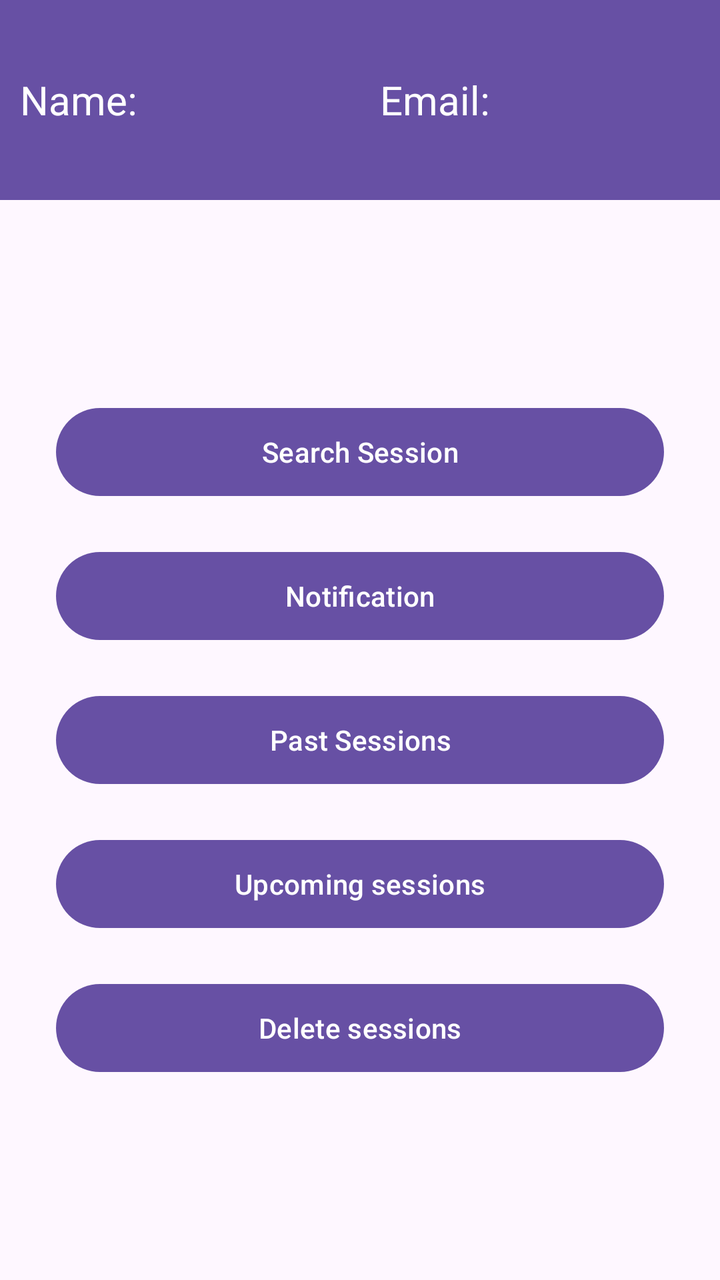
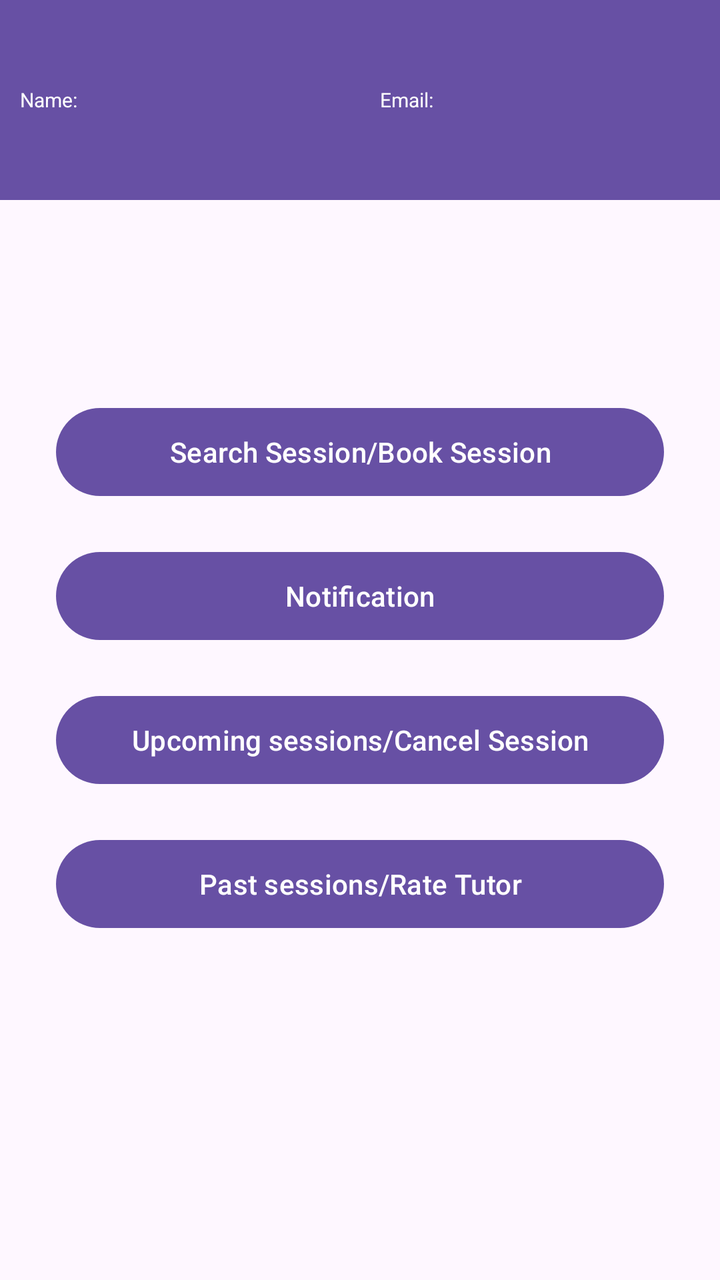

Compare the two renders of this Android layout. The source of the first and the diff that turns it into the second are given below.
<!-- AndroidManifest.xml: application theme Theme.Math_tutor_application -->
<!-- res/layout/div4_student_dashboard.xml -->
<?xml version="1.0" encoding="utf-8"?>
<androidx.constraintlayout.widget.ConstraintLayout xmlns:android="http://schemas.android.com/apk/res/android"
    xmlns:app="http://schemas.android.com/apk/res-auto"
    xmlns:tools="http://schemas.android.com/tools"
    android:id="@+id/main"
    android:layout_width="match_parent"
    android:layout_height="match_parent"
    tools:context=".div4.StudentDashboard">

    <LinearLayout
        android:layout_width="match_parent"
        android:layout_height="match_parent"
        app:layout_constraintEnd_toEndOf="parent"
        app:layout_constraintHorizontal_bias="0.551"
        app:layout_constraintStart_toStartOf="parent"
        app:layout_constraintTop_toTopOf="parent"
        app:layout_constraintVertical_bias="0.5"
        android:orientation="vertical"
        android:gravity="center_horizontal"
        android:layout_gravity="center_horizontal">

        <LinearLayout
            android:layout_width="match_parent"
            android:layout_height="100dp"
            android:orientation="horizontal"
            android:gravity="center_vertical"
            android:background="#6750A4">
            <TextView
                android:id="@+id/fullName"
                android:textColor="@color/white"
                android:layout_width="0dp"
                android:layout_weight="1"
                android:layout_height="wrap_content"
                android:text="Name:"
                android:textSize="20sp"
                android:gravity="start"
                android:padding = "10dp" />

            <TextView
                android:id="@+id/email"
                android:textColor="@color/white"
                android:layout_weight="1"
                android:layout_height="wrap_content"
                android:text="Email:"
                android:textSize="20sp"
                android:gravity="start"
                android:padding = "10dp"
                android:layout_width="0dp"/>


        </LinearLayout>

        <Button
            android:id="@+id/button"
            android:layout_width="304dp"
            android:layout_height="52dp"
            android:layout_marginTop="100dp"
            android:onClick="sessionRegistrationHandler"
            android:text="Search Session" />

        <Button
            android:id="@+id/button2"
            android:layout_width="304dp"
            android:layout_height="52dp"
            android:layout_marginTop="20dp"
            android:text="Notification" />

        <Button
            android:id="@+id/button3"
            android:layout_width="304dp"
            android:layout_height="52dp"
            android:layout_marginTop="20dp"
            android:text="Past Sessions" />

        <Button
            android:id="@+id/button4"
            android:layout_width="304dp"
            android:layout_height="52dp"
            android:layout_marginTop="20dp"
            android:text="Upcoming sessions" />

        <Button
            android:id="@+id/button5"
            android:layout_width="304dp"
            android:layout_height="52dp"
            android:layout_marginTop="20dp"
            android:text="Delete sessions" />



    </LinearLayout>



</androidx.constraintlayout.widget.ConstraintLayout>
<!-- resources referenced by this layout -->
<resources>
  <color name="white">#FFFFFFFF</color>
  <style name="Theme.Math_tutor_application" parent="Base.Theme.Math_tutor_application" />
  <style name="Base.Theme.Math_tutor_application" parent="Theme.Material3.DayNight.NoActionBar">
          
          
      </style>
</resources>

<!-- the commit's change to res/layout/div4_student_dashboard.xml (unified diff, before → after) -->
@@ -32,7 +32,7 @@
                 android:layout_weight="1"
                 android:layout_height="wrap_content"
                 android:text="Name:"
-                android:textSize="20sp"
+                android:textSize="10sp"
                 android:gravity="start"
                 android:padding = "10dp" />
 
@@ -42,7 +42,7 @@
                 android:layout_weight="1"
                 android:layout_height="wrap_content"
                 android:text="Email:"
-                android:textSize="20sp"
+                android:textSize="10sp"
                 android:gravity="start"
                 android:padding = "10dp"
                 android:layout_width="0dp"/>
@@ -56,35 +56,32 @@
             android:layout_height="52dp"
             android:layout_marginTop="100dp"
             android:onClick="sessionRegistrationHandler"
-            android:text="Search Session" />
+            android:text="Search Session/Book Session" />
 
         <Button
             android:id="@+id/button2"
             android:layout_width="304dp"
             android:layout_height="52dp"
             android:layout_marginTop="20dp"
-            android:text="Notification" />
+            android:text="Notification"
+            android:onClick="notificationHandler"
+            />
 
         <Button
             android:id="@+id/button3"
             android:layout_width="304dp"
             android:layout_height="52dp"
             android:layout_marginTop="20dp"
-            android:text="Past Sessions" />
+            android:text="Upcoming sessions/Cancel Session" />
 
         <Button
             android:id="@+id/button4"
             android:layout_width="304dp"
             android:layout_height="52dp"
             android:layout_marginTop="20dp"
-            android:text="Upcoming sessions" />
+            android:text="Past sessions/Rate Tutor" />
 
-        <Button
-            android:id="@+id/button5"
-            android:layout_width="304dp"
-            android:layout_height="52dp"
-            android:layout_marginTop="20dp"
-            android:text="Delete sessions" />
+
 
 
 
